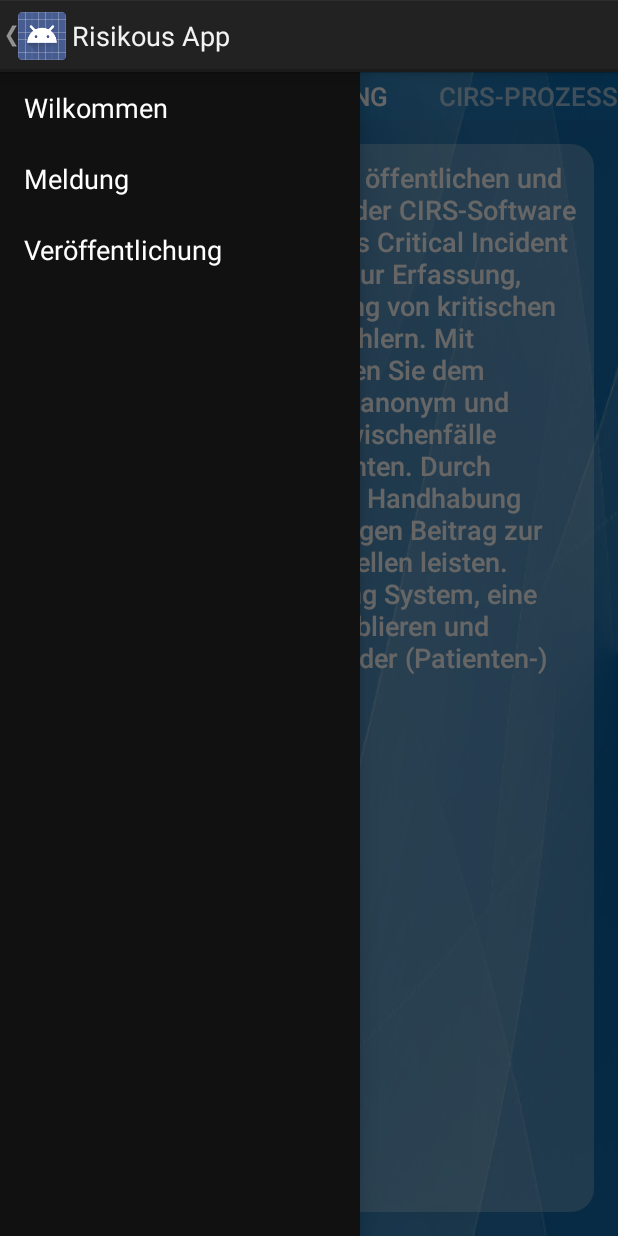
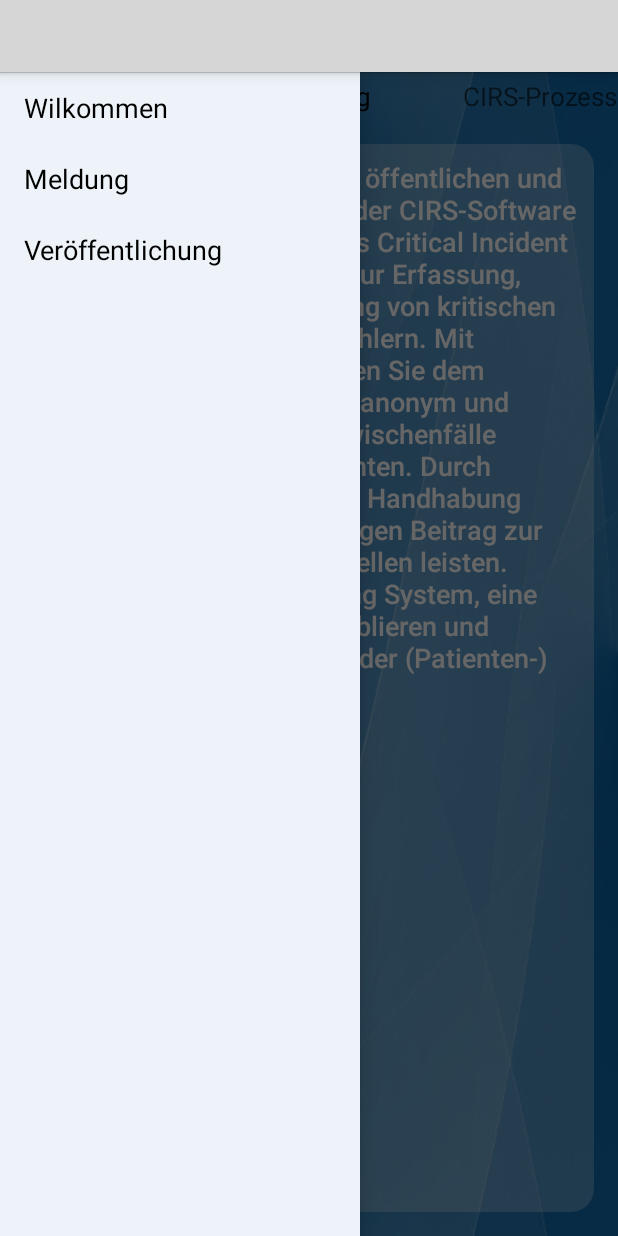
Before and after one commit to JHilsberg/RisikousApp2, an Android app: the screen it shows after launch (MainActivity), with the side drawer open, on a phone screen of 412 x 824 dp. Run offline under Robolectric (Android 15) with nearby library versions, the phone set to English and light mode, and no system bars; 2 statements that could not run were skipped; grey boxes are pictures that could not be loaded.

Commit message:
layout changed for corporate design of risikous website

```diff
--- a/app/src/main/AndroidManifest.xml
+++ b/app/src/main/AndroidManifest.xml
@@ -14,7 +14,7 @@
         android:allowBackup="true"
         android:icon="@drawable/ic_launcher"
         android:label="@string/app_name"
-        android:theme="@style/AppTheme" >
+        android:theme="@style/Theme.Risikoustheme" >
         <activity
             android:name="de.hszg.risikousapp.MainActivity"
             android:label="@string/app_name" >
--- a/app/src/main/java/de/hszg/risikousapp/TabbedActivity.java
+++ b/app/src/main/java/de/hszg/risikousapp/TabbedActivity.java
@@ -1,7 +1,5 @@
 package de.hszg.risikousapp;
 
-import android.graphics.Color;
-import android.graphics.drawable.Drawable;
 import android.os.Bundle;
 import android.support.v4.app.Fragment;
 import android.support.v4.app.FragmentManager;
@@ -117,7 +115,7 @@ public class TabbedActivity extends Fragment {
 		public View onCreateView(LayoutInflater inflater, ViewGroup container,
 				Bundle savedInstanceState) {
 
-			View rootView = inflater.inflate(R.layout.fragment_tabbed_dummy,
+			View rootView = inflater.inflate(R.layout.fragment_tabbed,
 					container, false);
 
             int sectionNumber = getArguments().getInt(ARG_SECTION_NUMBER);
--- a/app/src/main/java/de/hszg/risikousapp/dialogHelper/DatePickerFragment.java
+++ b/app/src/main/java/de/hszg/risikousapp/dialogHelper/DatePickerFragment.java
@@ -26,7 +26,7 @@ public class DatePickerFragment extends DialogFragment
         int day = c.get(Calendar.DAY_OF_MONTH);
 
         // Create a new instance of DatePickerDialog and return it
-        return new DatePickerDialog(getActivity(), android.R.style.Theme_Holo_Dialog_NoActionBar, this, year, month, day);
+        return new DatePickerDialog(getActivity(), android.R.style.Theme_Holo_Light_Dialog_NoActionBar, this, year, month, day);
     }
     @Override
     public void onDateSet(DatePicker view, int year, int month, int day) {
--- a/app/src/main/java/de/hszg/risikousapp/dialogHelper/TimePickerFragment.java
+++ b/app/src/main/java/de/hszg/risikousapp/dialogHelper/TimePickerFragment.java
@@ -23,7 +23,7 @@ public class TimePickerFragment extends DialogFragment
         int minute = c.get(Calendar.MINUTE);
 
         // Create a new instance of TimePickerDialog and return it
-        return new TimePickerDialog(getActivity(), android.R.style.Theme_Holo_Dialog_NoActionBar,this, hour, minute,
+        return new TimePickerDialog(getActivity(), android.R.style.Theme_Holo_Light_Dialog_NoActionBar,this, hour, minute,
                 DateFormat.is24HourFormat(getActivity()));
     }
 
--- a/app/src/main/res/layout/activity_item_one.xml
+++ b/app/src/main/res/layout/activity_item_one.xml
@@ -14,10 +14,9 @@
         android:layout_width="match_parent"
         android:layout_height="wrap_content"
         android:layout_gravity="top"
-        android:background="#1904a0ff"
         android:paddingBottom="4dp"
         android:paddingTop="4dp"
-        android:textColor="#fff"
+        android:textColor="#000"
         android:textSize="17dp"
-        android:textAppearance="@android:style/TextAppearance.DeviceDefault.Widget.ActionBar.Menu" />
+        android:background="?android:attr/activatedBackgroundIndicator" />
 </android.support.v4.view.ViewPager>
--- a/app/src/main/res/layout/activity_main.xml
+++ b/app/src/main/res/layout/activity_main.xml
@@ -44,5 +44,6 @@
         android:choiceMode="singleChoice"
         android:divider="@android:color/transparent"
         android:dividerHeight="0dp"
-        android:background="#111"/>
+        android:background="#edf3f8"
+        />
 </android.support.v4.widget.DrawerLayout>
--- a/app/src/main/res/layout/activity_tabbed.xml
+++ b/app/src/main/res/layout/activity_tabbed.xml
@@ -15,9 +15,9 @@
         android:layout_width="match_parent"
         android:layout_height="wrap_content"
         android:layout_gravity="top"
-        android:background="#33b5e5"
         android:paddingBottom="4dp"
         android:paddingTop="4dp"
-        android:textColor="#fff" />
+        android:textColor="#000"
+        android:background="#C8EDF3F8"/>
 
 </android.support.v4.view.ViewPager>
--- a/app/src/main/res/layout/drawer_list_item.xml
+++ b/app/src/main/res/layout/drawer_list_item.xml
@@ -22,6 +22,6 @@
     android:gravity="center_vertical"
     android:paddingLeft="16dp"
     android:paddingRight="16dp"
-    android:textColor="#fff"
+    android:textColor="#000"
     android:background="?android:attr/activatedBackgroundIndicator"
     android:minHeight="?android:attr/listPreferredItemHeightSmall"/>
--- a/app/src/main/res/layout/fragment_questionnaire.xml
+++ b/app/src/main/res/layout/fragment_questionnaire.xml
@@ -72,7 +72,8 @@
                     android:text="@string/occurrenceRating"
                     android:id="@+id/occurenceRating" />
 
-                <RadioGroup xmlns:android="http://schemas.android.com/apk/res/android"
+                <RadioGroup
+                    xmlns:android="http://schemas.android.com/apk/res/android"
                     android:layout_width="fill_parent"
                     android:layout_height="wrap_content"
                     android:orientation="horizontal">
--- a/app/src/main/res/values/styles.xml
+++ b/app/src/main/res/values/styles.xml
@@ -13,8 +13,15 @@
     </style>
 
     <!-- Application theme. -->
-    <style name="AppTheme" parent="AppBaseTheme">
-        <!-- All customizations that are NOT specific to a particular API-level can go here. -->
+    <style name="Theme.Risikoustheme" parent="@android:style/Theme.Holo.Light">
+        <item name="android:actionBarItemBackground">@drawable/selectable_background</item>
+        <item name="android:actionBarStyle">@style/ActionBar.Solid.Risikoustheme</item>
+    </style>
+
+    <style name="ActionBar.Solid.Risikoustheme" parent="@android:style/Widget.Holo.Light.ActionBar.Solid">
+        <item name="android:background">@drawable/ab_solid_risikoustheme</item>
+        <item name="android:backgroundStacked">@drawable/ab_stacked_solid_risikoustheme</item>
+        <item name="android:backgroundSplit">@drawable/ab_bottom_solid_risikoustheme</item>
     </style>
 
     <style name="QuestionnaireLayout">
```
Also changed, not shown: app/src/main/res/layout/fragment_item_one.xml (renamed from app/src/main/res/layout/fragment_item_one_dummy.xml), app/src/main/res/layout/fragment_tabbed.xml (renamed from app/src/main/res/layout/fragment_tabbed_dummy.xml).
